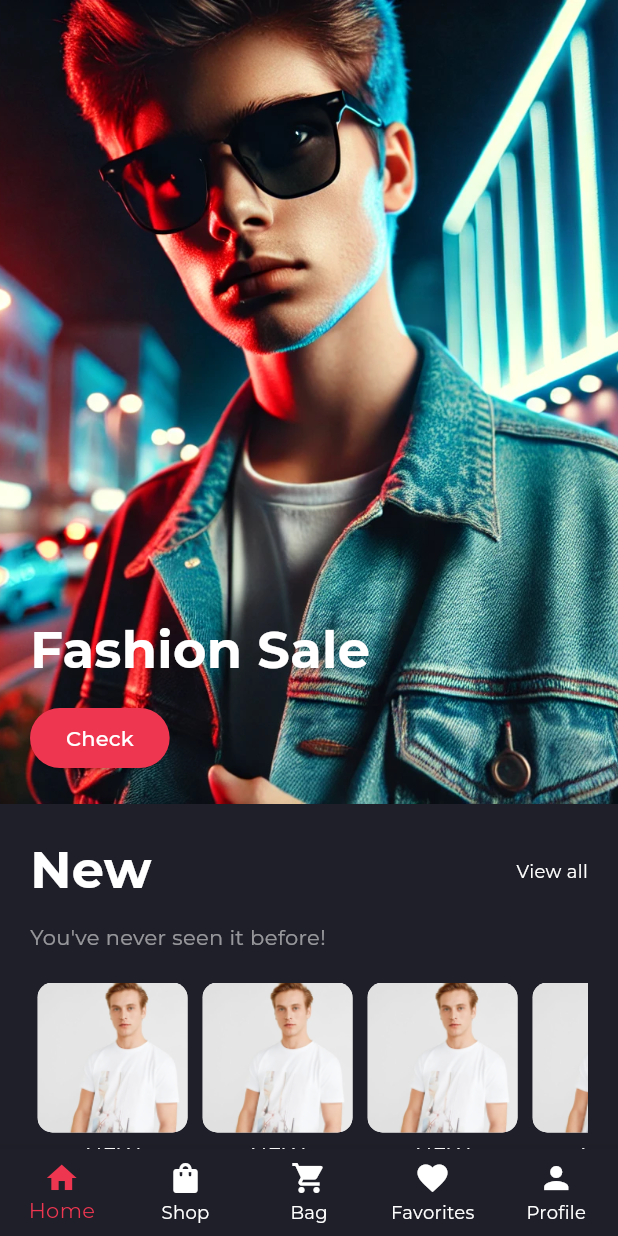
After one commit to abdullahalhakimi/flutter_ecommerce_app_ui, a Flutter app: the MainScreen screen opened by its route, on a phone screen of 412 x 824 dp. The commit adds this screen. Run offline on Flutter 3.47's test engine with Material 3 defaults, Android fonts, the phone set to English and light mode, and no system bars; our stand-ins replace dio, equatable, flutter_bloc, flutter_svg, go_router, google_fonts.

Commit message:
Add HomeScreen

```diff
--- a/lib/core/routes/app_routes.dart
+++ b/lib/core/routes/app_routes.dart
@@ -1,18 +1,18 @@
 import 'package:flutter/material.dart';
 import 'package:flutter_ecommerce_app_ui/ui/getStarted/get_started.dart';
-import 'package:flutter_ecommerce_app_ui/ui/home/home_screen.dart';
 import 'package:flutter_ecommerce_app_ui/ui/login/login_screen.dart';
 import 'package:flutter_ecommerce_app_ui/ui/singup/singup_screen.dart';
 import 'package:go_router/go_router.dart';
 
 import '../../ui/forgotPassword/forgot_password_screen.dart';
+import '../../ui/mainScreen/main_screen.dart';
 
 abstract class AppRoutes {
   static const getStarted = "/";
   static const loginScreen = "/loginScreen";
   static const singUpScreen = "/singUpScreen";
   static const forgotPasswordScreen = "/forgotPasswordScreen";
-  static const homeScreen = "/homeScreen";
+  static const mainScreen = "/mainScreen";
   static final GoRouter router = GoRouter(
     routes: <RouteBase>[
       GoRoute(
@@ -39,6 +39,18 @@ abstract class AppRoutes {
               return const ForgotPasswordScreen();
             },
           ),
+          GoRoute(
+            path: 'mainScreen',
+            builder: (BuildContext context, GoRouterState state) {
+              return const MainScreen();
+            },
+          ),
+          GoRoute(
+            path: 'mainScreen',
+            builder: (BuildContext context, GoRouterState state) {
+              return const MainScreen();
+            },
+          ),
           // GoRoute(
           //   path: 'singUpScreen',
           //   builder: (BuildContext context, GoRouterState state) {
@@ -50,12 +62,6 @@ abstract class AppRoutes {
           //     );
           //   },
           // ), //Will use later
-          GoRoute(
-            path: 'homeScreen',
-            builder: (BuildContext context, GoRouterState state) {
-              return const HomeScreen();
-            },
-          ),
         ],
       ),
     ],
--- /dev/null
+++ b/lib/ui/bagPage/bag_page.dart
@@ -0,0 +1,10 @@
+import 'package:flutter/cupertino.dart';
+
+class BagPage extends StatelessWidget {
+  const BagPage({super.key});
+
+  @override
+  Widget build(BuildContext context) {
+    return const Center(child: Text('Bag Page'));
+  }
+}
--- /dev/null
+++ b/lib/ui/homeScreen/home_screen.dart
@@ -0,0 +1,167 @@
+import 'package:flutter/material.dart';
+
+import '../../utils/colors.dart';
+
+class HomePage extends StatelessWidget {
+  const HomePage({super.key});
+
+  @override
+  Widget build(BuildContext context) {
+    return const HomeBody();
+  }
+}
+
+class HomeBody extends StatelessWidget {
+  const HomeBody({super.key});
+
+  @override
+  Widget build(BuildContext context) {
+    return SingleChildScrollView(
+      child: Column(
+        crossAxisAlignment: CrossAxisAlignment.start,
+        children: [
+          _buildTopSection(),
+          _buildNewSection(),
+        ],
+      ),
+    );
+  }
+
+  Widget _buildTopSection() {
+    return Stack(
+      children: [
+        Container(
+          height: 536,
+          decoration: const BoxDecoration(
+            image: DecorationImage(
+              image: AssetImage("assets/images/banner.png"),
+              fit: BoxFit.cover,
+            ),
+          ),
+        ),
+        Positioned(
+          bottom: 20,
+          left: 20,
+          child: Column(
+            crossAxisAlignment: CrossAxisAlignment.start,
+            children: [
+              const Text(
+                'Fashion Sale',
+                style: TextStyle(
+                  color: Colors.white,
+                  fontSize: 34,
+                  fontWeight: FontWeight.bold,
+                ),
+              ),
+              const SizedBox(height: 10),
+              ElevatedButton(
+                onPressed: () {
+                  //move to shop screen
+                },
+                style: ElevatedButton.styleFrom(
+                  backgroundColor: primary,
+                  shape: RoundedRectangleBorder(
+                    borderRadius: BorderRadius.circular(20),
+                  ),
+                ),
+                child: const Text(
+                  'Check',
+                  style: TextStyle(color: Colors.white),
+                ),
+              ),
+            ],
+          ),
+        ),
+      ],
+    );
+  }
+
+  Widget _buildNewSection() {
+    return Padding(
+      padding: const EdgeInsets.all(20.0),
+      child: Column(
+        crossAxisAlignment: CrossAxisAlignment.start,
+        children: [
+          Row(
+            crossAxisAlignment: CrossAxisAlignment.center,
+            mainAxisAlignment: MainAxisAlignment.spaceBetween,
+            children: [
+              const Text(
+                'New',
+                style: TextStyle(
+                  color: Colors.white,
+                  fontSize: 34,
+                  fontWeight: FontWeight.bold,
+                ),
+              ),
+              InkWell(
+                onTap: () {
+                  // move to shop screen
+                },
+                child: const Text(
+                  'View all',
+                  style: TextStyle(
+                    color: Colors.white,
+                    fontSize: 12,
+                  ),
+                ),
+              ),
+            ],
+          ),
+          const SizedBox(height: 10),
+          const Text(
+            "You've never seen it before!",
+            style: TextStyle(
+              color: Colors.white54,
+            ),
+          ),
+          const SizedBox(height: 20),
+          SingleChildScrollView(
+            scrollDirection: Axis.horizontal,
+            child: Row(
+              mainAxisAlignment: MainAxisAlignment.spaceBetween,
+              children: [
+                _buildNewItem(),
+                _buildNewItem(),
+                _buildNewItem(),
+                _buildNewItem(),
+                _buildNewItem(),
+              ],
+            ),
+          )
+        ],
+      ),
+    );
+  }
+
+  Widget _buildNewItem() {
+    return Padding(
+      padding: const EdgeInsets.symmetric(horizontal: 5.0),
+      child: Column(
+        children: [
+          Container(
+            height: 100,
+            width: 100,
+            decoration: BoxDecoration(
+              color: Colors.white,
+              borderRadius: BorderRadius.circular(10),
+              image: const DecorationImage(
+                image: AssetImage("assets/images/1.png"),
+                // Replace with your image URL
+                fit: BoxFit.cover,
+              ),
+            ),
+          ),
+          const SizedBox(height: 5),
+          const Text(
+            'NEW',
+            style: TextStyle(
+              color: Colors.white,
+            ),
+          ),
+          const SizedBox(height: 5),
+        ],
+      ),
+    );
+  }
+}
--- /dev/null
+++ b/lib/ui/mainScreen/main_screen.dart
@@ -0,0 +1,74 @@
+import 'package:flutter/material.dart';
+import '../../utils/colors.dart';
+import '../bagPage/bag_page.dart';
+import '../favoritesPage/favorites_page.dart';
+import '../homeScreen/home_screen.dart';
+import '../profilePage/profile_page.dart';
+import '../shopPage/shop_page.dart';
+
+class MainScreen extends StatefulWidget {
+  const MainScreen({super.key});
+
+  @override
+  MainScreenState createState() => MainScreenState();
+}
+
+class MainScreenState extends State<MainScreen> {
+  int _selectedIndex = 0;
+
+  // List of pages
+  final List<Widget> _pages = [
+    const HomePage(),
+    const ShopPage(),
+    const BagPage(),
+    const FavoritesPage(),
+    const ProfilePage(),
+  ];
+
+  void _onItemTapped(int index) {
+    setState(() {
+      _selectedIndex = index;
+    });
+  }
+
+  @override
+  Widget build(BuildContext context) {
+    return Scaffold(
+      backgroundColor: background,
+      body: IndexedStack(
+        index: _selectedIndex,
+        children: _pages,
+      ),
+      bottomNavigationBar: BottomNavigationBar(
+        type: BottomNavigationBarType.fixed,
+        backgroundColor: background,
+        selectedItemColor: primary,
+        unselectedItemColor: Colors.white,
+        currentIndex: _selectedIndex,
+        onTap: _onItemTapped,
+        items: const [
+          BottomNavigationBarItem(
+            icon: Icon(Icons.home),
+            label: 'Home',
+          ),
+          BottomNavigationBarItem(
+            icon: Icon(Icons.shopping_bag),
+            label: 'Shop',
+          ),
+          BottomNavigationBarItem(
+            icon: Icon(Icons.shopping_cart),
+            label: 'Bag',
+          ),
+          BottomNavigationBarItem(
+            icon: Icon(Icons.favorite),
+            label: 'Favorites',
+          ),
+          BottomNavigationBarItem(
+            icon: Icon(Icons.person),
+            label: 'Profile',
+          ),
+        ],
+      ),
+    );
+  }
+}
--- /dev/null
+++ b/lib/ui/mainScreen/navigation_bloc.dart
@@ -0,0 +1,30 @@
+import 'package:flutter_bloc/flutter_bloc.dart';
+
+// Define navigation events
+enum NavigationEvent { home, shop, bag, favorites, profile }
+
+// Define navigation BLoC
+class NavigationBloc extends Bloc<NavigationEvent, int> {
+  NavigationBloc() : super(0);
+
+  @override
+  Stream<int> mapEventToState(NavigationEvent event) async* {
+    switch (event) {
+      case NavigationEvent.home:
+        yield 0;
+        break;
+      case NavigationEvent.shop:
+        yield 1;
+        break;
+      case NavigationEvent.bag:
+        yield 2;
+        break;
+      case NavigationEvent.favorites:
+        yield 3;
+        break;
+      case NavigationEvent.profile:
+        yield 4;
+        break;
+    }
+  }
+}
--- a/lib/ui/singup/singup_screen.dart
+++ b/lib/ui/singup/singup_screen.dart
@@ -108,6 +108,7 @@ class SignUpScreen extends StatelessWidget {
                         ? const Center(child: CircularProgressIndicator())
                         : ElevatedButton(
                             onPressed: () {
+                              context.go(AppRoutes.mainScreen);
                               context.read<SignUpBloc>().add(SignUpSubmitted());
                             },
                             style: ElevatedButton.styleFrom(
```
Also changed, not shown: lib/ui/favoritesPage/favorites_page.dart (added, +10 -0 lines), lib/ui/home/home_screen.dart (deleted, +0 -50 lines), lib/ui/homeScreen/home_bloc.dart (added, +34 -0 lines), lib/ui/login/login_screen.dart (+6 -3 lines), lib/ui/profilePage/profile_page.dart (added, +10 -0 lines), lib/ui/shopPage/shop_page.dart (added, +10 -0 lines), assets/images/1.png (added), assets/images/banner.png (added).
